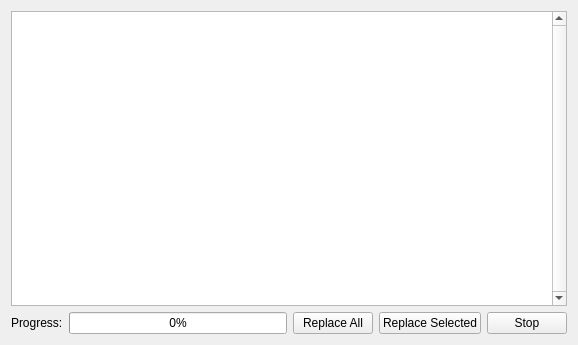
First picture: the form in src/mcedit2/ui/find_replace_nbt_results.ui, repository mcedit/mcedit2, before the edit.
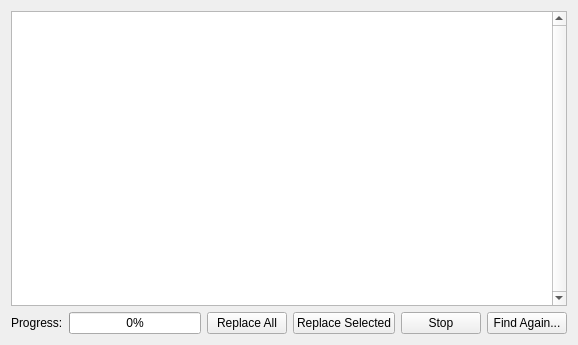
Second picture: the form after the edit.

Commit message: Add "Find again..." button to NBT results

Diff of the .ui file:
```diff
--- a/src/mcedit2/ui/find_replace_nbt_results.ui
+++ b/src/mcedit2/ui/find_replace_nbt_results.ui
@@ -64,6 +64,13 @@
        </property>
       </widget>
      </item>
+     <item>
+      <widget class="QPushButton" name="findAgainButton">
+       <property name="text">
+        <string>Find Again...</string>
+       </property>
+      </widget>
+     </item>
     </layout>
    </item>
   </layout>
```
The commit also changes 2 other files.
